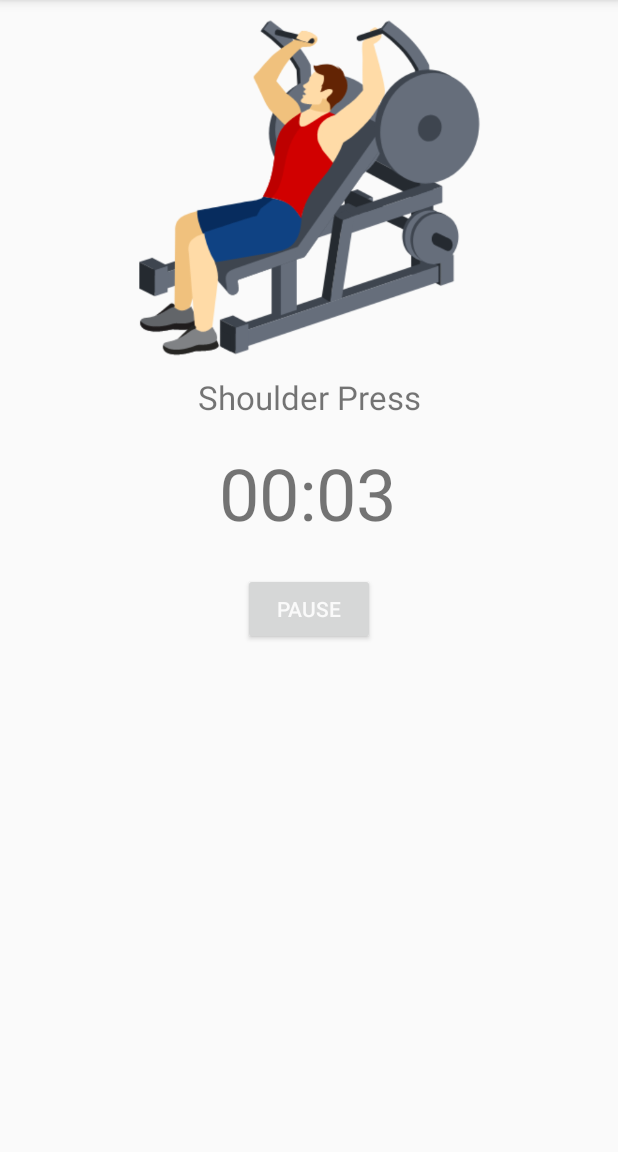
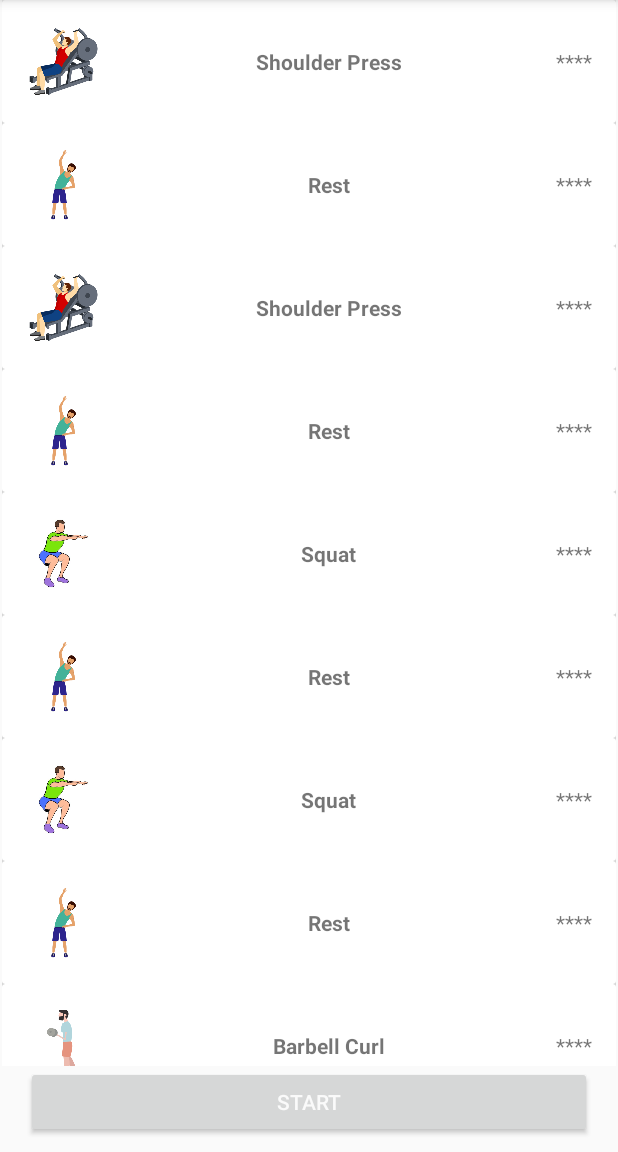
Before and after one commit to ZainAli-art/LCO-Home-Workout, an Android app: the screen it shows after launch (MainActivity), after a tap on "DAY WISE WORKOUT", on a phone screen of 412 x 824 dp, the part 84-1236 px from its top. Run offline under Robolectric (Android 15) with nearby library versions, the phone set to English and light mode, and no system bars; our stand-ins replace navigation-ui.

Commit message:
created, implemented WorkoutListFragment and synched with the app's Navigation

```diff
--- a/app/src/main/java/com/example/android/lcohomeworkout/BuildWorkoutFragment.java
+++ b/app/src/main/java/com/example/android/lcohomeworkout/BuildWorkoutFragment.java
@@ -79,7 +79,7 @@ public class BuildWorkoutFragment extends Fragment implements View.OnClickListen
                     .build());
 
             NavController navController = Navigation.findNavController(v);
-            navController.navigate(R.id.action_buildWorkoutFragment_to_workoutFragment);
+            navController.navigate(R.id.action_buildWorkoutFragment_to_workoutListFragment);
         }
     }
 }
--- a/app/src/main/java/com/example/android/lcohomeworkout/ChooseWorkoutTypeFragment.java
+++ b/app/src/main/java/com/example/android/lcohomeworkout/ChooseWorkoutTypeFragment.java
@@ -67,11 +67,11 @@ public class ChooseWorkoutTypeFragment extends Fragment implements View.OnClickL
 
     public void navigateToRandomWorkout() {
         viewModel.setWorkoutSession(Workout.getRandomSession());
-        navController.navigate(R.id.action_chooseWorkoutTypeFragment_to_workoutFragment);
+        navController.navigate(R.id.action_chooseWorkoutTypeFragment_to_workoutListFragment);
     }
 
     public void navigateToDayWiseWorkout() {
         viewModel.setWorkoutSession(DayWiseWorkoutSession.getTodaySession());
-        navController.navigate(R.id.action_chooseWorkoutTypeFragment_to_workoutFragment);
+        navController.navigate(R.id.action_chooseWorkoutTypeFragment_to_workoutListFragment);
     }
 }
--- a/app/src/main/java/com/example/android/lcohomeworkout/CreatorFragment.java
+++ b/app/src/main/java/com/example/android/lcohomeworkout/CreatorFragment.java
@@ -6,51 +6,10 @@ import android.view.LayoutInflater;
 import android.view.View;
 import android.view.ViewGroup;
 
-
-/**
- * A simple {@link Fragment} subclass.
- * Use the {@link CreatorFragment#newInstance} factory method to
- * create an instance of this fragment.
- */
 public class CreatorFragment extends Fragment {
-    // TODO: Rename parameter arguments, choose names that match
-    // the fragment initialization parameters, e.g. ARG_ITEM_NUMBER
-    private static final String ARG_PARAM1 = "param1";
-    private static final String ARG_PARAM2 = "param2";
-
-    // TODO: Rename and change types of parameters
-    private String mParam1;
-    private String mParam2;
 
     public CreatorFragment() {
         // Required empty public constructor
-    }
-
-    /**
-     * Use this factory method to create a new instance of
-     * this fragment using the provided parameters.
-     *
-     * @param param1 Parameter 1.
-     * @param param2 Parameter 2.
-     * @return A new instance of fragment AboutFragment.
-     */
-    // TODO: Rename and change types and number of parameters
-    public static CreatorFragment newInstance(String param1, String param2) {
-        CreatorFragment fragment = new CreatorFragment();
-        Bundle args = new Bundle();
-        args.putString(ARG_PARAM1, param1);
-        args.putString(ARG_PARAM2, param2);
-        fragment.setArguments(args);
-        return fragment;
-    }
-
-    @Override
-    public void onCreate(Bundle savedInstanceState) {
-        super.onCreate(savedInstanceState);
-        if (getArguments() != null) {
-            mParam1 = getArguments().getString(ARG_PARAM1);
-            mParam2 = getArguments().getString(ARG_PARAM2);
-        }
     }
 
     @Override
--- /dev/null
+++ b/app/src/main/java/com/example/android/lcohomeworkout/WorkoutListFragment.java
@@ -0,0 +1,110 @@
+package com.example.android.lcohomeworkout;
+
+import android.os.Bundle;
+import android.widget.Button;
+import android.widget.ImageView;
+import android.widget.TextView;
+import android.widget.Toast;
+import androidx.annotation.NonNull;
+import androidx.annotation.Nullable;
+import androidx.cardview.widget.CardView;
+import androidx.fragment.app.Fragment;
+import android.view.LayoutInflater;
+import android.view.View;
+import android.view.ViewGroup;
+import androidx.lifecycle.ViewModel;
+import androidx.lifecycle.ViewModelProvider;
+import androidx.navigation.NavController;
+import androidx.navigation.Navigation;
+import androidx.recyclerview.widget.LinearLayoutManager;
+import androidx.recyclerview.widget.RecyclerView;
+
+import java.util.List;
+
+public class WorkoutListFragment extends Fragment implements View.OnClickListener {
+    private NavController navController;
+
+    public WorkoutListFragment() {
+        // Required empty public constructor
+    }
+
+
+    @Override
+    public View onCreateView(LayoutInflater inflater, ViewGroup container,
+                             Bundle savedInstanceState) {
+        // Inflate the layout for this fragment
+        return inflater.inflate(R.layout.fragment_workout_list, container, false);
+    }
+
+    @Override
+    public void onViewCreated(@NonNull View view, @Nullable Bundle savedInstanceState) {
+        super.onViewCreated(view, savedInstanceState);
+        navController = Navigation.findNavController(view);
+
+        WorkoutViewModel viewModel = new ViewModelProvider(requireActivity()).get(WorkoutViewModel.class);
+        RecyclerView recyclerView = view.findViewById(R.id.recycleView);
+        recyclerView.setAdapter(new WorkoutListAdapter(viewModel.getWorkoutSession()));
+        recyclerView.setLayoutManager(new LinearLayoutManager(getContext()));
+
+        Button workoutButton = view.findViewById(R.id.startButton);
+        workoutButton.setOnClickListener(this);
+    }
+
+    @Override
+    public void onClick(View v) {
+        switch (v.getId()) {
+            case R.id.startButton:
+                navController.navigate(R.id.action_workoutListFragment_to_workoutFragment);
+                break;
+            default:
+                Toast.makeText(getContext(), "No Functionality added yet", Toast.LENGTH_SHORT);
+        }
+    }
+
+    public class WorkoutListAdapter extends RecyclerView.Adapter<WorkoutListAdapter.WorkoutViewHolder> {
+        private List<Workout> workoutSession;
+
+        public WorkoutListAdapter(List<Workout> workoutSession) {
+            this.workoutSession = workoutSession;
+        }
+
+        @NonNull
+        @Override
+        public WorkoutViewHolder onCreateViewHolder(@NonNull ViewGroup parent, int viewType) {
+            View itemView = LayoutInflater.from(parent.getContext())
+                    .inflate(R.layout.workout_list_item, parent, false);
+
+            return new WorkoutViewHolder(itemView);
+        }
+
+        @Override
+        public void onBindViewHolder(@NonNull WorkoutViewHolder holder, int position) {
+            if (workoutSession != null) {
+                Workout curWorkout = workoutSession.get(position);
+                holder.image.setImageResource(curWorkout.getImageResId());
+                holder.title.setText(curWorkout.getName());
+                holder.trailing.setText("****");
+            }
+        }
+
+        @Override
+        public int getItemCount() {
+            if (workoutSession != null)
+                return workoutSession.size();
+            return 0;
+        }
+
+        private class WorkoutViewHolder extends RecyclerView.ViewHolder {
+            private ImageView image;
+            private TextView title;
+            private TextView trailing;
+
+            public WorkoutViewHolder(@NonNull View itemView) {
+                super(itemView);
+                image = itemView.findViewById(R.id.image);
+                title = itemView.findViewById(R.id.itemTitle);
+                trailing = itemView.findViewById(R.id.trailing);
+            }
+        }
+    }
+}
--- a/app/src/main/java/com/example/android/lcohomeworkout/WorkoutViewModel.java
+++ b/app/src/main/java/com/example/android/lcohomeworkout/WorkoutViewModel.java
@@ -34,6 +34,10 @@ public class WorkoutViewModel extends ViewModel {
 
     public LiveData<MediaService.LocalBinder> getBinder() {
         return mBinder;
+    }
+
+    public List<Workout> getWorkoutSession() {
+        return workoutSession;
     }
 
     public ServiceConnection getConnection() {
--- /dev/null
+++ b/app/src/main/res/layout/fragment_workout_list.xml
@@ -0,0 +1,21 @@
+<?xml version="1.0" encoding="utf-8"?>
+<androidx.constraintlayout.widget.ConstraintLayout xmlns:android="http://schemas.android.com/apk/res/android"
+                                                   xmlns:app="http://schemas.android.com/apk/res-auto" xmlns:tools="http://schemas.android.com/tools"
+                                                   android:layout_width="match_parent"
+                                                   android:layout_height="match_parent"
+                                                   tools:context=".WorkoutListFragment" android:id="@+id/frameLayout3">
+    <Button
+            android:text="@string/start"
+            android:layout_width="0dp"
+            android:layout_height="wrap_content" android:id="@+id/startButton"
+            app:layout_constraintBottom_toBottomOf="parent" app:layout_constraintEnd_toEndOf="parent"
+            app:layout_constraintStart_toStartOf="parent" android:layout_marginBottom="8dp"
+            android:layout_marginEnd="16dp" android:layout_marginStart="16dp"/>
+    <androidx.recyclerview.widget.RecyclerView
+            tools:listitem="@layout/workout_list_item"
+            android:layout_width="0dp"
+            android:layout_height="0dp"
+            app:layout_constraintEnd_toEndOf="parent" app:layout_constraintStart_toStartOf="parent"
+            app:layout_constraintTop_toTopOf="parent" app:layout_constraintBottom_toTopOf="@+id/startButton"
+            android:id="@+id/recycleView"/>
+</androidx.constraintlayout.widget.ConstraintLayout>
--- /dev/null
+++ b/app/src/main/res/layout/workout_list_item.xml
@@ -0,0 +1,34 @@
+<?xml version="1.0" encoding="utf-8"?>
+<androidx.cardview.widget.CardView
+        xmlns:android="http://schemas.android.com/apk/res/android"
+        xmlns:app="http://schemas.android.com/apk/res-auto"
+        xmlns:tools="http://schemas.android.com/tools" android:layout_width="match_parent"
+        android:layout_height="wrap_content" android:id="@+id/workoutCardItem">
+    <androidx.constraintlayout.widget.ConstraintLayout
+            android:padding="16dp"
+            android:layout_width="match_parent"
+            android:layout_height="match_parent">
+
+        <ImageView
+                android:contentDescription="@string/workout_image_description"
+                android:layout_width="50dp"
+                android:layout_height="50dp" app:srcCompat="@drawable/crunches" android:id="@+id/image"
+                app:layout_constraintStart_toStartOf="parent"
+                app:layout_constraintTop_toTopOf="parent"
+                app:layout_constraintBottom_toBottomOf="parent"/>
+        <TextView
+                tools:text="@string/push_ups"
+                android:textStyle="bold"
+                android:layout_width="wrap_content"
+                android:layout_height="wrap_content" android:id="@+id/itemTitle"
+                app:layout_constraintEnd_toStartOf="@+id/trailing"
+                app:layout_constraintStart_toEndOf="@+id/image" app:layout_constraintTop_toTopOf="@+id/image"
+                app:layout_constraintBottom_toBottomOf="@+id/image"/>
+        <TextView
+                android:text="@string/temporary_sets"
+                android:layout_width="wrap_content"
+                android:layout_height="wrap_content" android:id="@+id/trailing"
+                app:layout_constraintEnd_toEndOf="parent" app:layout_constraintTop_toTopOf="@+id/itemTitle"
+                app:layout_constraintBottom_toBottomOf="@+id/itemTitle"/>
+    </androidx.constraintlayout.widget.ConstraintLayout>
+</androidx.cardview.widget.CardView>
--- a/app/src/main/res/navigation/nav_graph.xml
+++ b/app/src/main/res/navigation/nav_graph.xml
@@ -7,7 +7,8 @@
     <fragment android:id="@+id/buildWorkoutFragment"
               android:name="com.example.android.lcohomeworkout.BuildWorkoutFragment"
               android:label="fragment_build_workout" tools:layout="@layout/fragment_build_workout">
-        <action android:id="@+id/action_buildWorkoutFragment_to_workoutFragment" app:destination="@id/workoutFragment"/>
+        <action android:id="@+id/action_buildWorkoutFragment_to_workoutListFragment"
+                app:destination="@id/workoutListFragment"/>
     </fragment>
     <fragment android:id="@+id/workoutFragment" android:name="com.example.android.lcohomeworkout.WorkoutFragment"
               android:label="fragment_workout" tools:layout="@layout/fragment_workout">
@@ -25,9 +26,14 @@
               android:label="fragment_choose_workout_type" tools:layout="@layout/fragment_choose_workout_type">
         <action android:id="@+id/action_chooseWorkoutTypeFragment_to_buildWorkoutFragment"
                 app:destination="@id/buildWorkoutFragment"/>
-        <action android:id="@+id/action_chooseWorkoutTypeFragment_to_workoutFragment"
-                app:destination="@id/workoutFragment"/>
+        <action android:id="@+id/action_chooseWorkoutTypeFragment_to_workoutListFragment"
+                app:destination="@id/workoutListFragment"/>
     </fragment>
     <fragment android:id="@+id/creatorFragment" android:name="com.example.android.lcohomeworkout.CreatorFragment"
               android:label="fragment_about" tools:layout="@layout/fragment_creator"/>
+    <fragment android:id="@+id/workoutListFragment"
+              android:name="com.example.android.lcohomeworkout.WorkoutListFragment"
+              android:label="fragment_workout_list" tools:layout="@layout/fragment_workout_list">
+        <action android:id="@+id/action_workoutListFragment_to_workoutFragment" app:destination="@id/workoutFragment"/>
+    </fragment>
 </navigation>
--- a/app/src/main/res/values/strings.xml
+++ b/app/src/main/res/values/strings.xml
@@ -7,6 +7,7 @@
     <string name="barbell_press">Barbell Press</string>
     <string name="shoulder_press">Shoulder Press</string>
     <string name="rest">Rest</string>
+    <string name="next">Next</string>
     <string name="start">Start</string>
     <string name="play">Play</string>
     <string name="pause">Pause</string>
@@ -23,6 +24,8 @@
     <string name="time_consumed_heading">Time Consumed To Build The App</string>
     <string name="time_consumed">2 Weeks</string>
     <string name="price_heading">Price: $80</string>
+    <string name="workout_image_description">Workout Image</string>
+    <string name="temporary_sets">3x</string>
 
     <!-- TODO: Remove or change this placeholder text -->
     <string name="hello_blank_fragment">Hello blank fragment</string>
```
